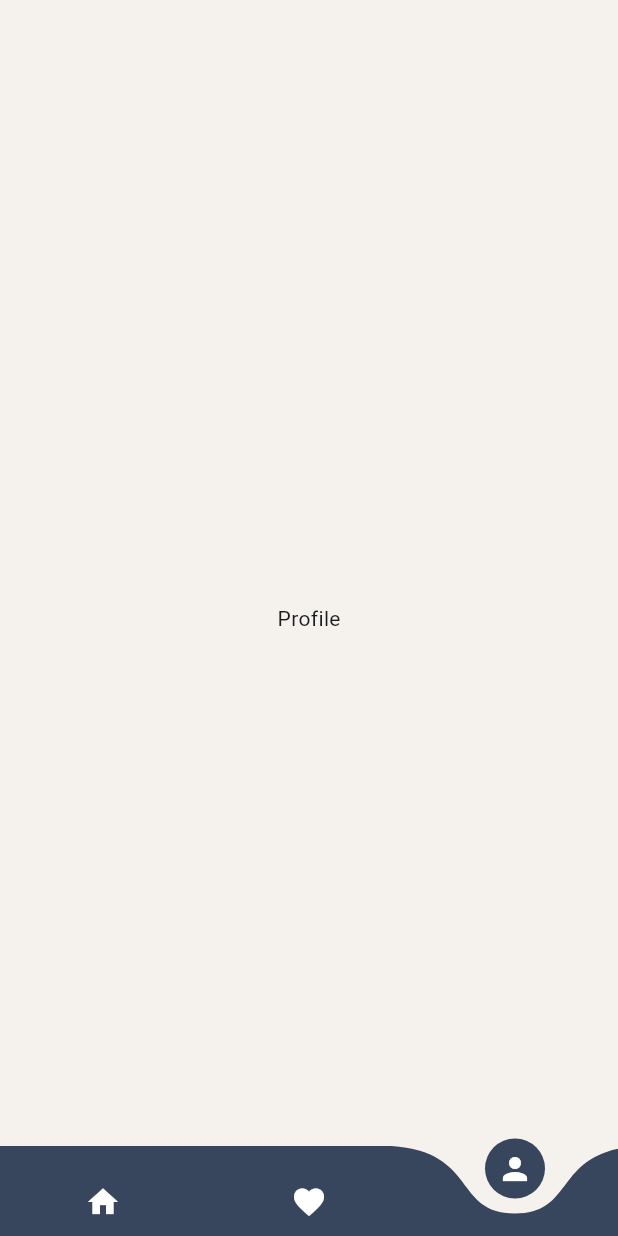
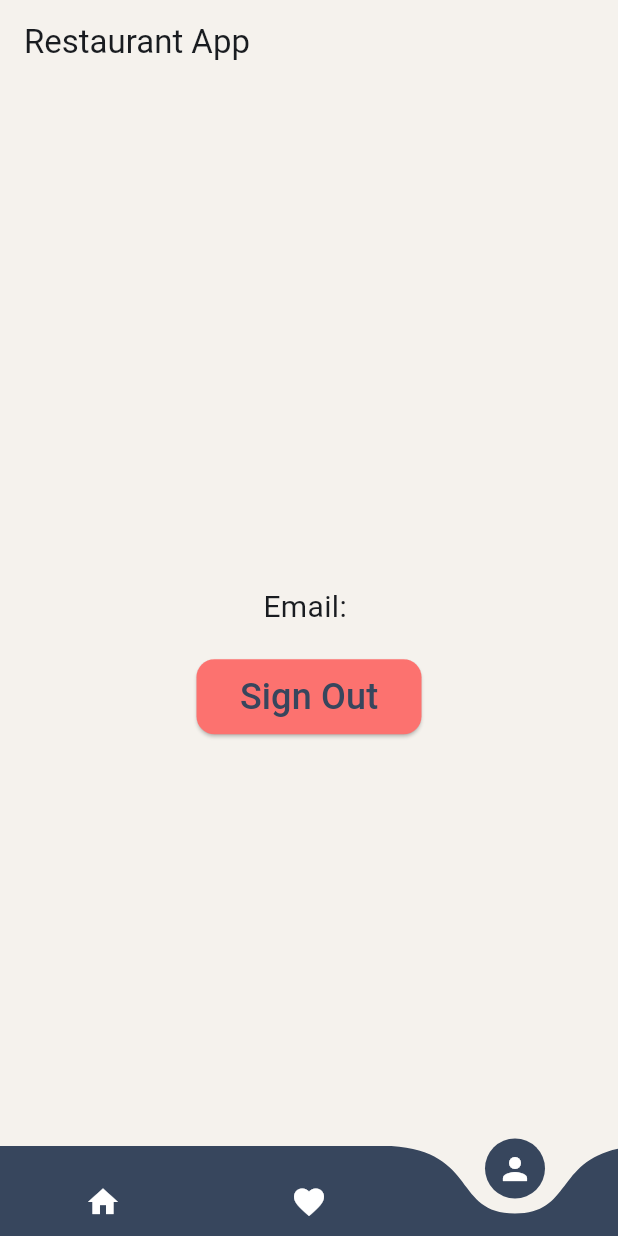
Before and after one commit to RobertBenyamin/restaurant_app, a Flutter app: the HomePage screen opened directly, item 3 of the bottom bar chosen, on a phone screen of 412 x 824 dp. Run offline on Flutter 3.47's test engine with Material 3 defaults, Android fonts, the phone set to English and light mode, and no system bars; drawn by our look-alikes of curved_navigation_bar; our stand-ins replace firebase_auth, firebase_core, google_fonts, shared_preferences; accounts and stored records are empty; network calls fail.

```diff
--- a/lib/ui/home.dart
+++ b/lib/ui/home.dart
@@ -2,6 +2,7 @@ import 'package:flutter/material.dart';
 import 'package:restaurant_app/ui/list.dart';
 import 'package:restaurant_app/ui/favorite.dart';
 import 'package:curved_navigation_bar/curved_navigation_bar.dart';
+import 'package:restaurant_app/ui/profile.dart';
 
 class HomePage extends StatefulWidget {
   const HomePage({super.key});
@@ -16,7 +17,7 @@ class _HomePageState extends State<HomePage> {
   final screens = [
     const RestaurantListPage(),
     const RestaurantFavoritePage(),
-    const Center(child: Text('Profile')),
+    const ProfilePage(),
   ];
 
   @override
--- /dev/null
+++ b/lib/ui/profile.dart
@@ -0,0 +1,54 @@
+import 'package:flutter/material.dart';
+import 'package:firebase_auth/firebase_auth.dart';
+
+class ProfilePage extends StatefulWidget {
+  const ProfilePage({super.key});
+
+  @override
+  State<ProfilePage> createState() => _ProfilePageState();
+}
+
+class _ProfilePageState extends State<ProfilePage> {
+  final user = FirebaseAuth.instance.currentUser;
+
+  @override
+  Widget build(BuildContext context) {
+    return Scaffold(
+      appBar: AppBar(
+        title: const Text('Restaurant App'),
+        backgroundColor: const Color(0xFFF5F2ED),
+      ),
+      body: Center(
+        child: Column(
+          mainAxisAlignment: MainAxisAlignment.center,
+          children: [
+            Text(
+              'Email: ${user?.email}',
+              style: const TextStyle(fontSize: 20),
+            ),
+            const SizedBox(height: 20),
+            ElevatedButton(
+              onPressed: () {
+                FirebaseAuth.instance.signOut();
+              },
+              style: ElevatedButton.styleFrom(
+                shape: RoundedRectangleBorder(
+                  borderRadius: BorderRadius.circular(12),
+                ),
+                backgroundColor: const Color(0xFFFC726F),
+                minimumSize: const Size(150, 50),
+              ),
+              child: const Text(
+                'Sign Out',
+                style: TextStyle(
+                  color: Color(0xFF37465D),
+                  fontSize: 24,
+                ),
+              ),
+            ),
+          ],
+        ),
+      ),
+    );
+  }
+}
```
Also changed, not shown: lib/ui/login.dart (added, +152 -0 lines), lib/ui/main_page.dart (added, +30 -0 lines).
